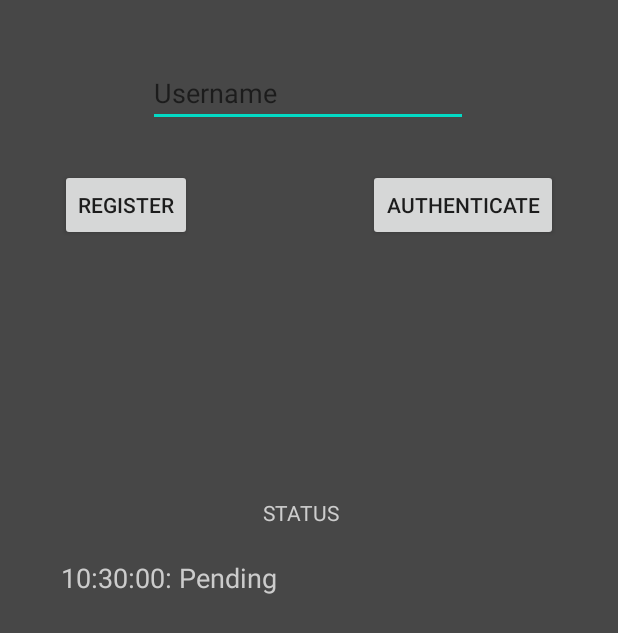
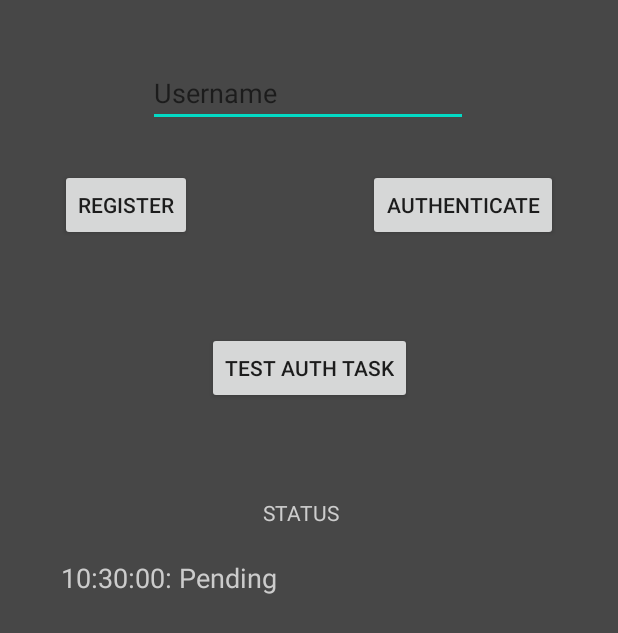
Before and after one commit to pwPPT/FeigeFiatShamir-ID, an Android app: the screen it shows after launch (MainActivity), on a phone screen of 412 x 824 dp. Shown: the top 633 px of the screen. Run offline under Robolectric (Android 15) with nearby library versions, the phone set to English and light mode, and no system bars.

Commit message:
Add Authentication draft class, implement client-side ffs, add new button

```diff
--- a/app/src/main/java/com/sili/alpha/MainActivity.java
+++ b/app/src/main/java/com/sili/alpha/MainActivity.java
@@ -1,5 +1,6 @@
 package com.sili.alpha;
 
+import android.os.AsyncTask;
 import android.os.Bundle;
 import android.view.View;
 import android.widget.Button;
@@ -21,8 +22,10 @@ import java.io.ByteArrayOutputStream;
 import java.io.IOException;
 import java.time.LocalDateTime;
 import java.time.format.DateTimeFormatter;
+import java.util.ArrayList;
 import java.util.concurrent.CompletableFuture;
 import java.util.concurrent.ExecutionException;
+import java.util.concurrent.ThreadLocalRandom;
 import java.util.concurrent.TimeUnit;
 import java.util.concurrent.TimeoutException;
 
@@ -30,68 +33,71 @@ public class MainActivity extends AppCompatActivity {
 
     private static final String URL = "http://10.0.2.2:8085/api/ca/";
 
+    TextView statusTextView;
+    Button registerButton;
+    Button authButton;
+    EditText usernameEditText;
+    Button testAuthButton;
+
     @Override
     protected void onCreate(Bundle savedInstanceState) {
         super.onCreate(savedInstanceState);
         setContentView(R.layout.activity_main);
 
-        TextView statusTextView = findViewById(R.id.statuesTextView);
-        statusTextView.setText(LocalDateTime.now().format(DateTimeFormatter.ofPattern("hh:mm:ss")) + ": Pending\n");
+        this.statusTextView = findViewById(R.id.statuesTextView);
+        this.statusTextView.setText(LocalDateTime.now().format(DateTimeFormatter.ofPattern("hh:mm:ss")) + ": Pending\n");
 
-        final Button registerButton = findViewById(R.id.registerButton);
-        registerButton.setOnClickListener(new View.OnClickListener() {
-            public void onClick(View v) {
-                register(statusTextView);
-            }
-        });
+        this.registerButton = findViewById(R.id.registerButton);
+        this.registerButton.setOnClickListener(v -> register(statusTextView));
 
-        final Button authButton = findViewById(R.id.authButton);
-        authButton.setOnClickListener(new View.OnClickListener() {
-            public void onClick(View v) {
-                authenticate(statusTextView);
-            }
-        });
+        this.authButton = findViewById(R.id.authButton);
+        this.authButton.setOnClickListener(v -> authenticate(statusTextView));
 
+        this.usernameEditText = findViewById(R.id.userNameEditText);
+
+        // Button for testing AuthenticationTask
+        this.testAuthButton = findViewById(R.id.testButton);
+        this.testAuthButton.setOnClickListener(v -> new AuthenticationTask(URL, usernameEditText, statusTextView).execute());
 
     }
 
     private void authenticate(TextView statusTextView) {
         CompletableFuture<String> async_print = CompletableFuture.supplyAsync(
                 () -> {
-                    String username = ((EditText) findViewById(R.id.userNameEditText)).getText().toString();
-                    statusTextView.append(LocalDateTime.now().format(DateTimeFormatter.ofPattern("hh:mm:ss")) + ": Authentication attempt\n");
+                    String username = this.usernameEditText.getText().toString();
+                    this.statusTextView.append(LocalDateTime.now().format(DateTimeFormatter.ofPattern("hh:mm:ss")) + ": Authentication attempt\n");
                     return executeHttpGetRequest(username);
                 });
 
         async_print
-                .thenAccept(status -> statusTextView.append(LocalDateTime.now().format(DateTimeFormatter.ofPattern("hh:mm:ss")) + ": " + status));
+                .thenAccept(status -> this.statusTextView.append(LocalDateTime.now().format(DateTimeFormatter.ofPattern("hh:mm:ss")) + ": " + status));
 
         try {
             async_print.get(1000, TimeUnit.MILLISECONDS);
         } catch (ExecutionException | InterruptedException e) {
             e.printStackTrace();
         } catch (TimeoutException e) {
-            statusTextView.append(LocalDateTime.now().format(DateTimeFormatter.ofPattern("hh:mm:ss")) + ": TIMEOUT");
+            this.statusTextView.append(LocalDateTime.now().format(DateTimeFormatter.ofPattern("hh:mm:ss")) + ": TIMEOUT");
         }
     }
 
     private void register(TextView statusTextView) {
         CompletableFuture<String> async_print = CompletableFuture.supplyAsync(
                 () -> {
-                    String username = ((EditText) findViewById(R.id.userNameEditText)).getText().toString();
-                    statusTextView.append(LocalDateTime.now().format(DateTimeFormatter.ofPattern("hh:mm:ss")) + ": Registration attempt\n");
+                    String username = this.usernameEditText.getText().toString();
+                    this.statusTextView.append(LocalDateTime.now().format(DateTimeFormatter.ofPattern("hh:mm:ss")) + ": Registration attempt\n");
                     return executeHttpPostRequest(username);
                 });
 
         async_print
-                .thenAccept(status -> statusTextView.append(LocalDateTime.now().format(DateTimeFormatter.ofPattern("hh:mm:ss")) + ": " + status));
+                .thenAccept(status -> this.statusTextView.append(LocalDateTime.now().format(DateTimeFormatter.ofPattern("hh:mm:ss")) + ": " + status));
 
         try {
             async_print.get(1000, TimeUnit.MILLISECONDS);
         } catch (ExecutionException | InterruptedException e) {
             e.printStackTrace();
         } catch (TimeoutException e) {
-            statusTextView.append(LocalDateTime.now().format(DateTimeFormatter.ofPattern("hh:mm:ss")) + ": TIMEOUT");
+            this.statusTextView.append(LocalDateTime.now().format(DateTimeFormatter.ofPattern("hh:mm:ss")) + ": TIMEOUT");
         }
     }
 
--- a/app/src/main/res/layout/activity_main.xml
+++ b/app/src/main/res/layout/activity_main.xml
@@ -72,4 +72,18 @@
         app:layout_constraintStart_toEndOf="@+id/registerButton"
         app:layout_constraintTop_toBottomOf="@+id/userNameEditText"
         app:layout_constraintVertical_bias="0.116" />
+
+    <Button
+        android:id="@+id/testButton"
+        android:layout_width="wrap_content"
+        android:layout_height="wrap_content"
+        android:layout_marginStart="138dp"
+        android:layout_marginTop="29dp"
+        android:layout_marginEnd="138dp"
+        android:layout_marginBottom="32dp"
+        android:text="Test Auth Task"
+        app:layout_constraintBottom_toTopOf="@+id/textView2"
+        app:layout_constraintEnd_toEndOf="parent"
+        app:layout_constraintStart_toStartOf="parent"
+        app:layout_constraintTop_toBottomOf="@+id/authButton" />
 </androidx.constraintlayout.widget.ConstraintLayout>
```
Also changed, not shown: app/src/main/java/com/sili/alpha/AuthenticationTask.java (added, +236 -0 lines).
